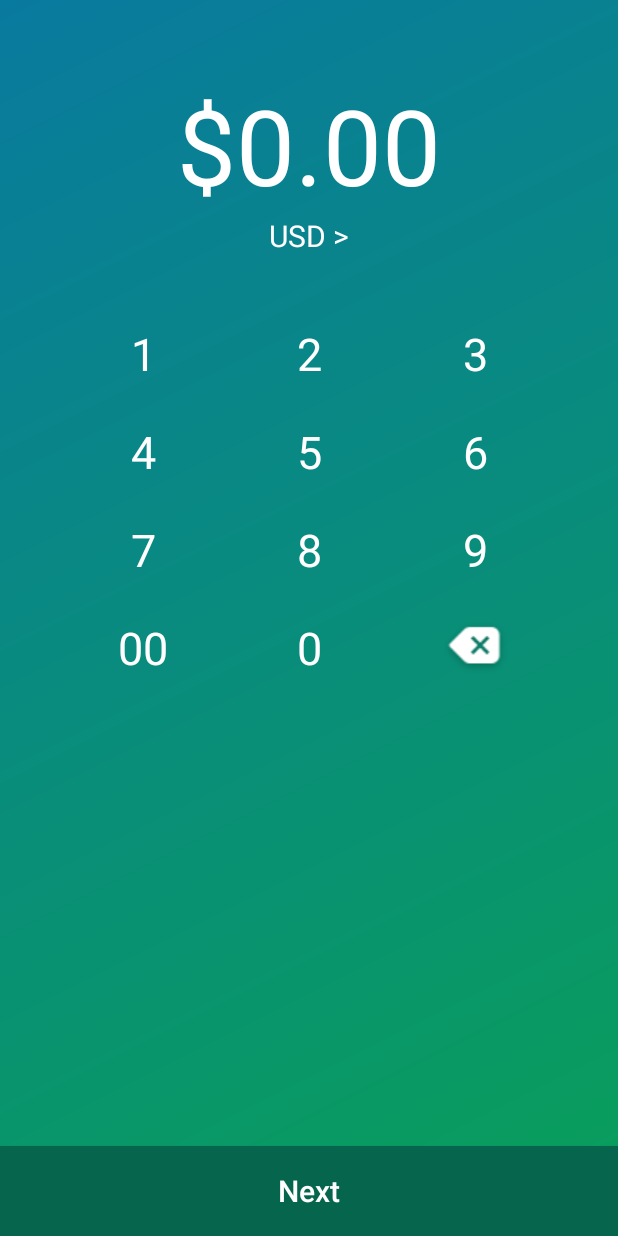
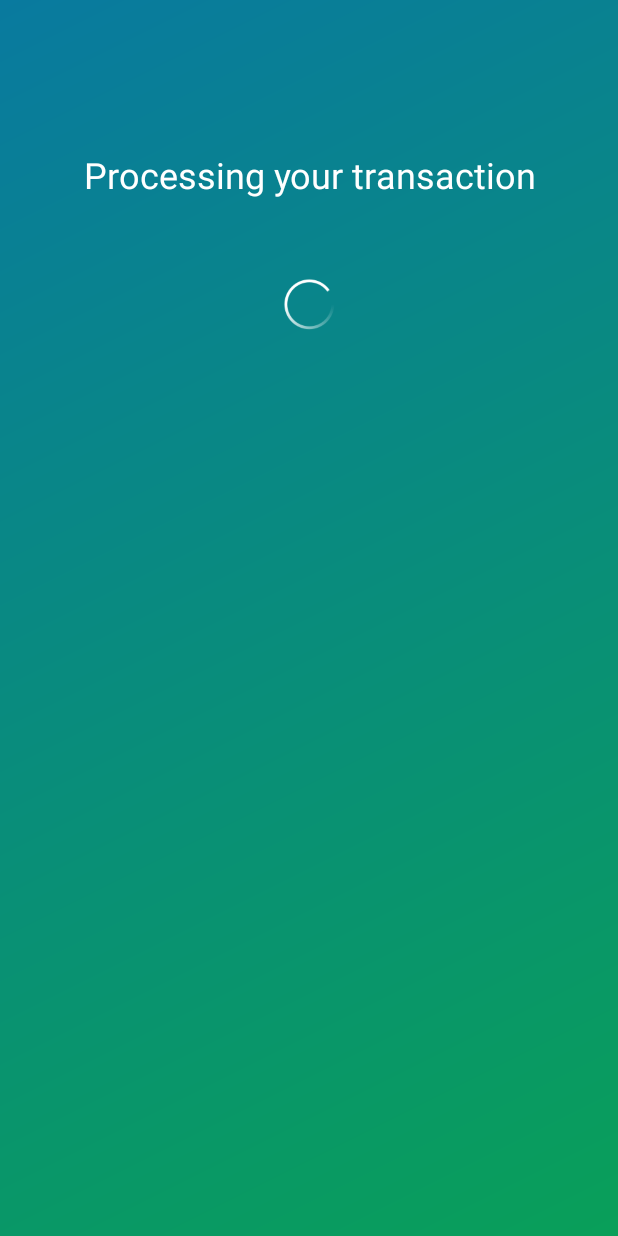
Before and after one commit to taly/cash-box-android, an Android app: the screen it shows after launch (AmountActivity before the commit, ReviewActivity after it), on a phone screen of 412 x 824 dp. Run offline under Robolectric (Android 15) with nearby library versions, the phone set to English and light mode, and no system bars.

Commit message:
Things 'n stuff

```diff
--- a/app/src/main/AndroidManifest.xml
+++ b/app/src/main/AndroidManifest.xml
@@ -6,7 +6,7 @@
 
     <application
         android:allowBackup="true"
-        android:icon="@mipmap/ic_launcher"
+        android:icon="@drawable/app_icon"
         android:label="@string/app_name"
         android:supportsRtl="true"
         android:theme="@style/AppTheme">
@@ -19,11 +19,8 @@
             </intent-filter>
         </activity>
 
-        <activity android:name=".AmountActivity">
-            <intent-filter>
-                <action android:name="android.intent.action.MAIN"/>
-            </intent-filter>
-        </activity>
+        <activity android:name=".AmountActivity" />
+        <activity android:name=".ReviewActivity" />
 
     </application>
 
--- a/app/src/main/java/com/example/trabinerson/cashbox/MainActivity.java
+++ b/app/src/main/java/com/example/trabinerson/cashbox/MainActivity.java
@@ -10,7 +10,8 @@ public class MainActivity extends AppCompatActivity {
     protected void onCreate(Bundle savedInstanceState) {
         super.onCreate(savedInstanceState);
         setContentView(R.layout.activity_main);
-        Intent intent = new Intent(this, AmountActivity.class);
+        Intent intent = new Intent(this, ReviewActivity.class);
         startActivity(intent);
+        finish();
     }
 }
--- /dev/null
+++ b/app/src/main/java/com/example/trabinerson/cashbox/ReviewActivity.java
@@ -0,0 +1,62 @@
+/*
+ * Copyright (c) 2016 PayPal, Inc.
+ *
+ * All rights reserved.
+ *
+ * THIS CODE AND INFORMATION ARE PROVIDED "AS IS" WITHOUT WARRANTY OF ANY
+ * KIND, EITHER EXPRESSED OR IMPLIED, INCLUDING BUT NOT LIMITED TO THE
+ * IMPLIED WARRANTIES OF MERCHANTABILITY AND/OR FITNESS FOR A
+ * PARTICULAR PURPOSE.
+ */
+
+package com.example.trabinerson.cashbox;
+
+import android.app.Activity;
+import android.os.Bundle;
+import android.view.View;
+import android.view.animation.Animation;
+import android.view.animation.AnimationUtils;
+import android.widget.TextView;
+
+/**
+ * Shows user final review of transaction.
+ *
+ * @author trabinerson
+ */
+public class ReviewActivity extends Activity {
+
+    private TextView mTitle;
+    private TextView mDescription;
+    private View mSpinner;
+    private View mOkButton;
+
+    @Override
+    protected void onCreate(Bundle savedInstanceState) {
+        super.onCreate(savedInstanceState);
+        setContentView(R.layout.activity_review);
+
+        mTitle = (TextView) findViewById(R.id.title);
+        mDescription = (TextView) findViewById(R.id.description);
+        mSpinner = findViewById(R.id.spinner);
+        mOkButton = findViewById(R.id.ok_button);
+
+        startSpinner();
+    }
+
+    private void startSpinner() {
+        mTitle.setText("Processing your transaction");
+        mDescription.setVisibility(View.GONE);
+        mSpinner.setVisibility(View.VISIBLE);
+        mOkButton.setVisibility(View.GONE);
+        Animation spin = AnimationUtils.loadAnimation(this, R.anim.spin);
+        mSpinner.startAnimation(spin);
+    }
+
+    private void stopSpinner() {
+        mTitle.setText("Review your transaction");
+        mDescription.setVisibility(View.VISIBLE);
+        mSpinner.setVisibility(View.GONE);
+        mOkButton.setVisibility(View.VISIBLE);
+    }
+
+}
--- /dev/null
+++ b/app/src/main/res/anim/spin.xml
@@ -0,0 +1,11 @@
+<?xml version="1.0" encoding="utf-8"?>
+<rotate xmlns:android="http://schemas.android.com/apk/res/android"
+        android:fromDegrees="0"
+        android:toDegrees="359"
+        android:pivotX="50%"
+        android:pivotY="50%"
+        android:repeatMode="restart"
+        android:repeatCount="infinite"
+        android:interpolator="@android:anim/linear_interpolator"
+        android:duration="900">
+</rotate>
--- a/app/src/main/res/layout/activity_amount.xml
+++ b/app/src/main/res/layout/activity_amount.xml
@@ -111,7 +111,6 @@
 
     </LinearLayout>
 
-
     <Button
         android:id="@+id/next_button"
         android:layout_width="match_parent"
--- /dev/null
+++ b/app/src/main/res/layout/activity_review.xml
@@ -0,0 +1,50 @@
+<?xml version="1.0" encoding="utf-8"?>
+<RelativeLayout xmlns:android="http://schemas.android.com/apk/res/android"
+                xmlns:tools="http://schemas.android.com/tools"
+              android:layout_width="match_parent"
+              android:layout_height="match_parent"
+              android:background="@drawable/background_main">
+
+    <TextView
+        android:id="@+id/title"
+        android:layout_width="match_parent"
+        android:layout_height="wrap_content"
+        android:text="Processing your transaction"
+        android:textSize="24sp"
+        android:layout_marginLeft="26dp"
+        android:layout_marginRight="26dp"
+        android:layout_marginTop="100dp"
+        android:layout_alignParentTop="true"
+        style="@style/MainTextStyle"/>
+
+    <TextView
+        android:visibility="gone"
+        android:id="@+id/description"
+        android:layout_width="match_parent"
+        android:layout_height="wrap_content"
+        android:layout_marginLeft="26dp"
+        android:layout_marginRight="26dp"
+        tools:text="You're paying $20.00 + $1.2 fees from your Visa card"
+        android:textSize="14sp"
+        android:layout_marginTop="50dp"
+        android:layout_below="@id/title"
+        style="@style/MainTextStyle"/>
+
+    <ImageView
+        android:id="@+id/spinner"
+        android:layout_width="match_parent"
+        android:layout_height="40dp"
+        android:src="@drawable/icon_spinner_white_large"
+        android:layout_marginTop="50dp"
+        android:layout_below="@id/title"/>
+
+    <Button
+        android:id="@+id/ok_button"
+        android:layout_width="match_parent"
+        android:layout_height="60dp"
+        android:background="@color/colorButton"
+        android:layout_alignParentBottom="true"
+        android:text="OK"
+        style="@style/ButtonStyle"/>
+
+</RelativeLayout>
```
Also changed, not shown: app/src/main/res/drawable/app_icon.png (added), app/src/main/res/drawable/icon_spinner_white_large.png (added), app/src/main/res/mipmap-hdpi/ic_launcher.png (deleted), app/src/main/res/mipmap-mdpi/ic_launcher.png (deleted), app/src/main/res/mipmap-xhdpi/ic_launcher.png (deleted), app/src/main/res/mipmap-xxhdpi/ic_launcher.png (deleted), app/src/main/res/mipmap-xxxhdpi/ic_launcher.png (deleted).
